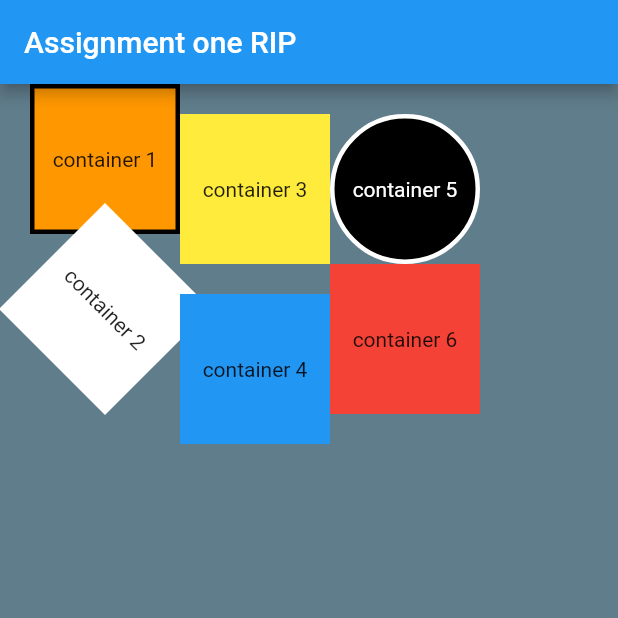
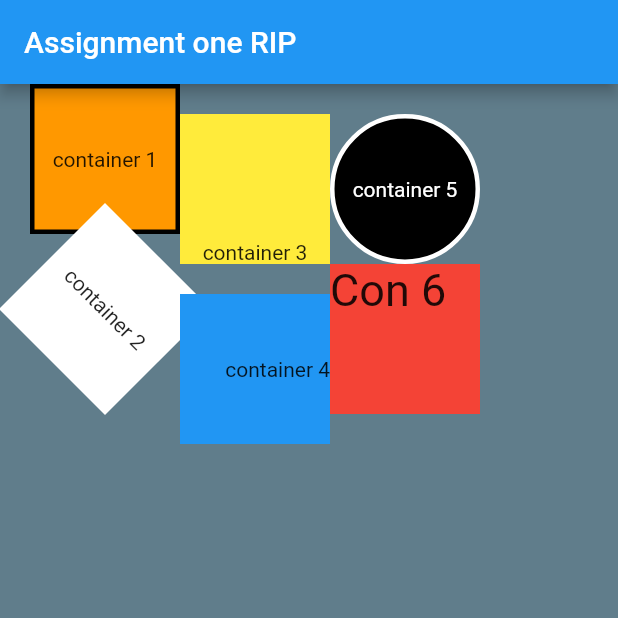
Before and after one commit to viloriajer/FlutterApp01_JeremyViloria, a Flutter app: the screen it shows after launch, on a phone screen of 412 x 824 dp, the top half of it. Run offline on Flutter 3.47's test engine with Material 2 defaults, Android fonts, the phone set to English and light mode, and no system bars.

Commit message:
Alignment of text children

```diff
--- a/assignment01/lib/main.dart
+++ b/assignment01/lib/main.dart
@@ -50,7 +50,8 @@ class MyApp extends StatelessWidget {
               children: [
                 Padding(padding: const EdgeInsets.all(10.0)),
                 Container(
-                  child: Center(
+                  child: Align(
+                    alignment: Alignment.bottomCenter,
                     child: Text("container 3"),
                   ),
                   width: 100,
@@ -59,7 +60,8 @@ class MyApp extends StatelessWidget {
                 ),
                 Padding(padding: const EdgeInsets.all(10.0)),
                 Container(
-                  child: Center(
+                  child: Align(
+                    alignment: Alignment.centerRight,
                     child: Text("container 4"),
                   ),
                   width: 100,
@@ -88,8 +90,9 @@ class MyApp extends StatelessWidget {
                   //color: Colors.orange,
                 ),
                 Container(
-                  child: Center(
-                    child: Text("container 6"),
+                  child: Align(
+                    alignment: Alignment.topLeft,
+                    child: Text("Con 6", style: TextStyle(fontSize: 30)),
                   ),
                   width: 100,
                   height: 100,
```
